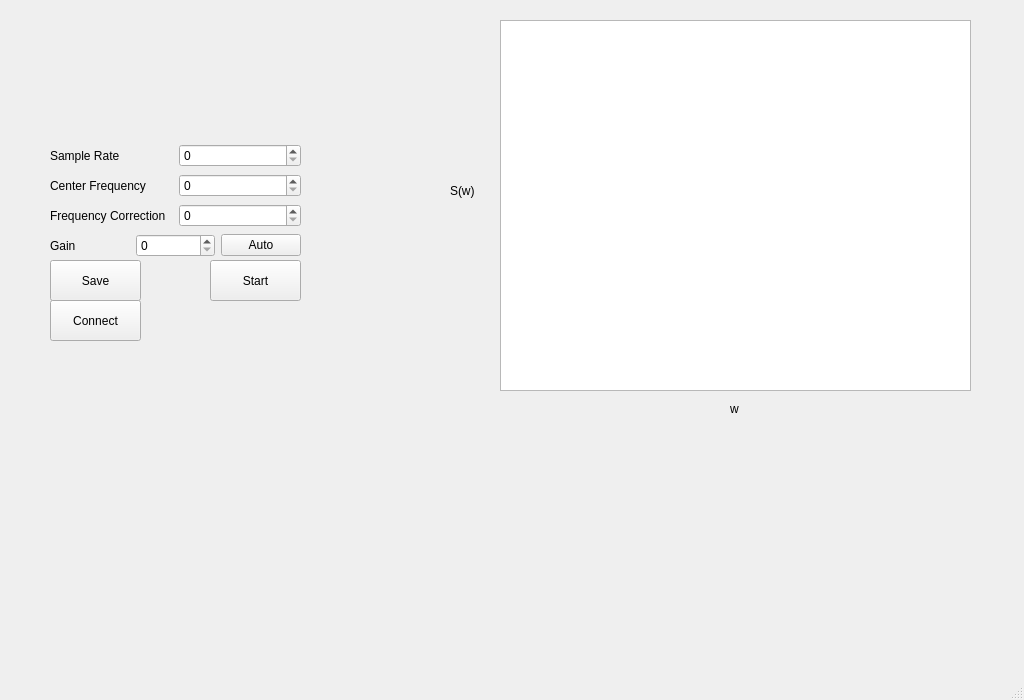
The window that SDR_Client/mainwindow.ui (PeterChizhikov/RTL-SDR_Control) describes before a commit, drawn with Qt 5.
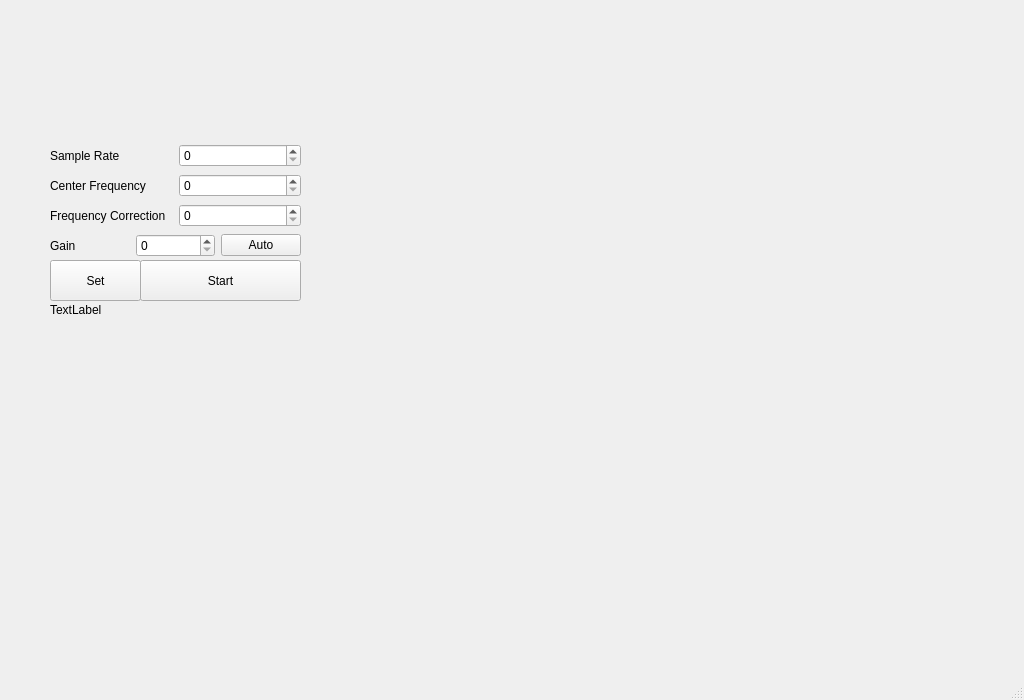
The same window after the commit. Custom widgets are drawn as their Qt base class.

Patch:
```diff
--- a/SDR_Client/mainwindow.ui
+++ b/SDR_Client/mainwindow.ui
@@ -115,25 +115,12 @@
      </item>
     </layout>
    </widget>
-   <widget class="QPushButton" name="pushButton_2">
-    <property name="geometry">
-     <rect>
-      <x>50</x>
-      <y>260</y>
-      <width>91</width>
-      <height>41</height>
-     </rect>
-    </property>
-    <property name="text">
-     <string>Save</string>
-    </property>
-   </widget>
    <widget class="QPushButton" name="pushButton_3">
     <property name="geometry">
      <rect>
-      <x>210</x>
+      <x>140</x>
       <y>260</y>
-      <width>91</width>
+      <width>161</width>
       <height>41</height>
      </rect>
     </property>
@@ -141,55 +128,45 @@
      <string>Start</string>
     </property>
    </widget>
-   <widget class="QPushButton" name="pushButton_4">
+   <widget class="QPushButton" name="pushButton_5">
+    <property name="geometry">
+     <rect>
+      <x>50</x>
+      <y>260</y>
+      <width>91</width>
+      <height>41</height>
+     </rect>
+    </property>
+    <property name="text">
+     <string>Set</string>
+    </property>
+   </widget>
+   <widget class="QLabel" name="label_7">
+    <property name="enabled">
+     <bool>true</bool>
+    </property>
     <property name="geometry">
      <rect>
       <x>50</x>
       <y>300</y>
-      <width>91</width>
-      <height>41</height>
+      <width>251</width>
+      <height>20</height>
      </rect>
     </property>
     <property name="text">
-     <string>Connect</string>
+     <string>TextLabel</string>
     </property>
    </widget>
-   <widget class="QGraphicsView" name="graphicsView">
+   <widget class="QCustomPlot" name="widget" native="true">
     <property name="geometry">
      <rect>
-      <x>500</x>
-      <y>20</y>
-      <width>471</width>
-      <height>371</height>
+      <x>440</x>
+      <y>40</y>
+      <width>571</width>
+      <height>361</height>
      </rect>
     </property>
    </widget>
-   <widget class="QLabel" name="label_5">
-    <property name="geometry">
-     <rect>
-      <x>450</x>
-      <y>180</y>
-      <width>31</width>
-      <height>21</height>
-     </rect>
-    </property>
-    <property name="text">
-     <string>S(w)</string>
-    </property>
-   </widget>
-   <widget class="QLabel" name="label_6">
-    <property name="geometry">
-     <rect>
-      <x>730</x>
-      <y>400</y>
-      <width>16</width>
-      <height>17</height>
-     </rect>
-    </property>
-    <property name="text">
-     <string>w</string>
-    </property>
-   </widget>
   </widget>
   <widget class="QMenuBar" name="menubar">
    <property name="geometry">
@@ -203,6 +180,14 @@
   </widget>
   <widget class="QStatusBar" name="statusbar"/>
  </widget>
+ <customwidgets>
+  <customwidget>
+   <class>QCustomPlot</class>
+   <extends>QWidget</extends>
+   <header>qcustomplot.h</header>
+   <container>1</container>
+  </customwidget>
+ </customwidgets>
  <resources/>
  <connections/>
 </ui>
```
